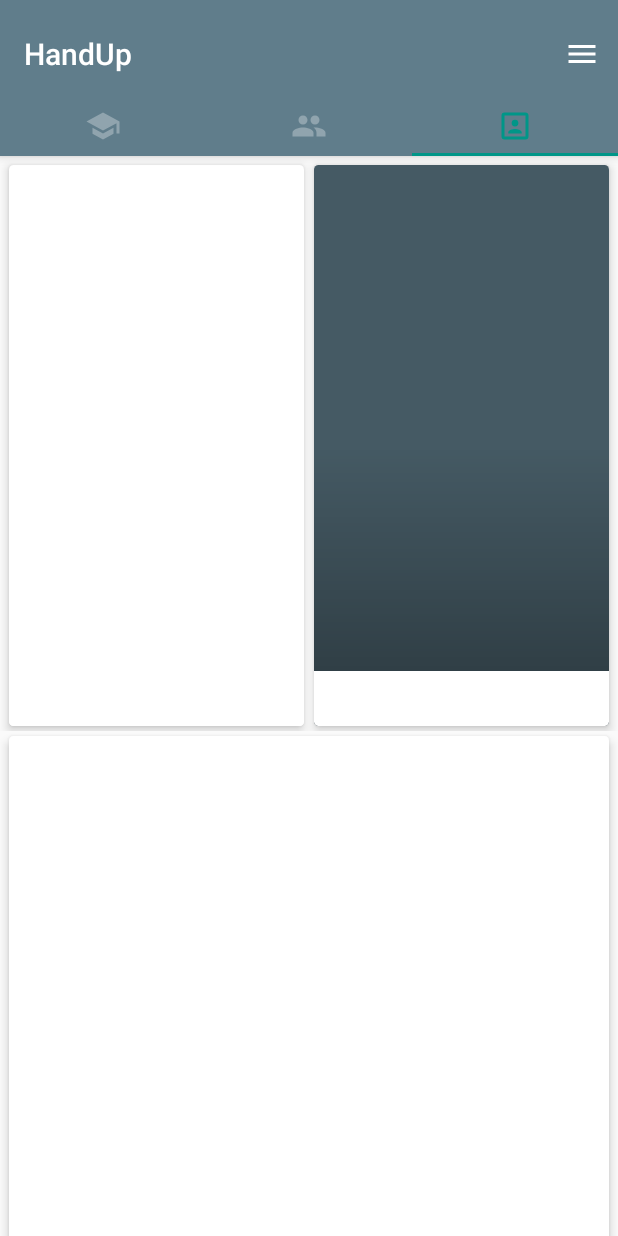
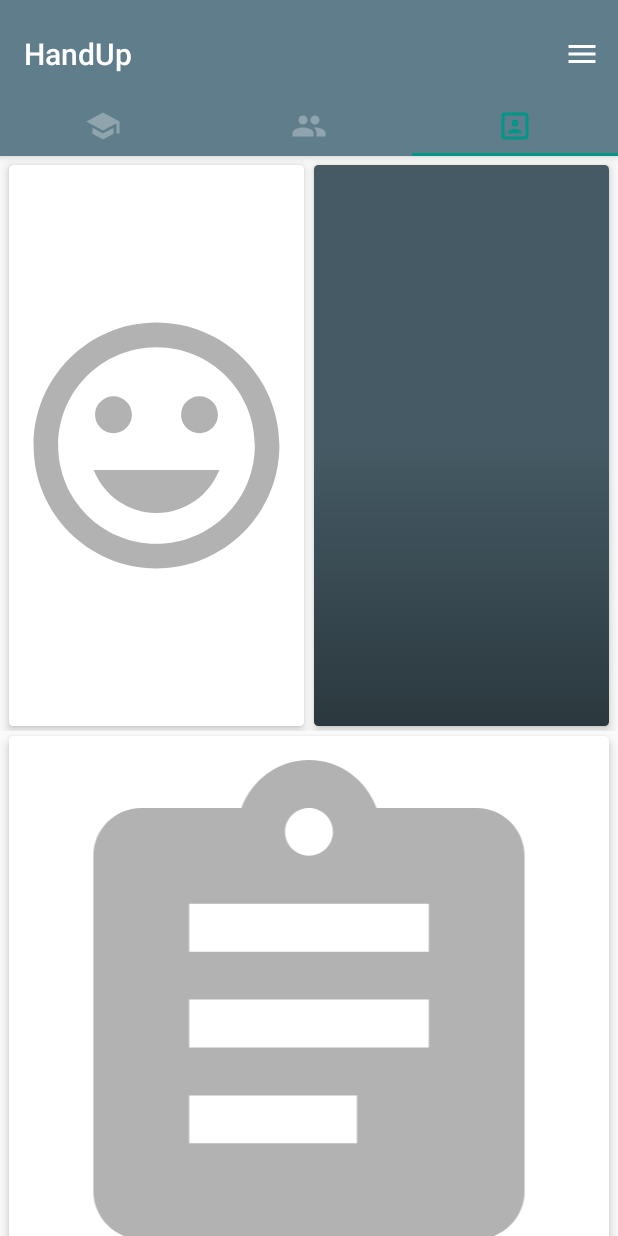
Before and after one commit to c4goldsw/HandUp, an Android app: the MainActivity screen opened directly, with no data from a screen before it, tab 3 chosen, on a phone screen of 412 x 824 dp. Run offline under Robolectric (Android 15) with nearby library versions, the phone set to English and light mode, and no system bars; libraries missing offline, so code that uses them is left out: com.firebase.client; 2 statements that could not run were skipped.

Commit message:
Added connection to Firebase.  Working on implementing profile picture

```diff
--- a/app/src/main/java/com/handup/handup/controller/MainActivity.java
+++ b/app/src/main/java/com/handup/handup/controller/MainActivity.java
@@ -1,5 +1,6 @@
 package com.handup.handup.controller;
 
+import android.support.v4.app.FragmentManager;
 import android.content.Context;
 import android.content.Intent;
 import android.graphics.Color;
@@ -26,7 +27,10 @@ import android.widget.AdapterView;
 import android.widget.ArrayAdapter;
 import android.widget.ListView;
 
+import com.firebase.client.DataSnapshot;
 import com.firebase.client.Firebase;
+import com.firebase.client.FirebaseError;
+import com.firebase.client.ValueEventListener;
 import com.google.gson.Gson;
 import com.google.gson.JsonSyntaxException;
 import com.handup.handup.R;
@@ -35,6 +39,7 @@ import com.handup.handup.helper.JsonConverter;
 import com.handup.handup.model.LsQueryObject;
 import com.handup.handup.model.LsQueryTask;
 import com.handup.handup.model.StateManager;
+import com.handup.handup.model.User;
 import com.handup.handup.view.SectionsPagerAdapter;
 import com.pearson.pdn.learningstudio.core.AbstractService;
 import com.pearson.pdn.learningstudio.core.BasicService;
@@ -112,7 +117,12 @@ CourseFragment.OnFragmentInteractionListener, GroupFragment.OnFragmentInteractio
      */
     private static JsonConverter.Me me = new JsonConverter.Me();
 
-    static String name = "";
+    /**
+     * This is the POJO that is used to store all firebase user queries
+     */
+    private static User user;
+
+    public ProfileFragment profileFragment;
 
     /*===========================================================================================
     Model / Controller related methods
@@ -124,12 +134,10 @@ CourseFragment.OnFragmentInteractionListener, GroupFragment.OnFragmentInteractio
         super.onCreate(savedInstanceState);
         setContentView(R.layout.activity_main);
 
+        Firebase.setAndroidContext(this);
+
         //before loading the main activity, we determine what state the user was last in
         determineState();
-
-        //load data into the UI
-        new LsQueryTask(StateManager.getUserName(this), this,
-                Constants.PROFILE_REQUEST).execute();
 
         //enable and set up the tool bar
         toolbar = (Toolbar) findViewById(R.id.toolbar);
@@ -145,8 +153,6 @@ CourseFragment.OnFragmentInteractionListener, GroupFragment.OnFragmentInteractio
 
         setupTabs();
         setupNavDrawer();
-
-        new Query(StateManager.getUserName(this)).execute();
     }
 
     /**
@@ -156,86 +162,16 @@ CourseFragment.OnFragmentInteractionListener, GroupFragment.OnFragmentInteractio
      */
     private void determineState(){
 
-        if(StateManager.firstTimeUsing(this)) {
-            if(StateManager.isLoggedIn(this)){
+        if(StateManager.isLoggedIn(this)){
 
-                StateManager.setFirstTimeToFalse(this);
-
-                //start account settup and show user to help
-                Firebase ref = new Firebase("https://intense-inferno-38.firebaseio.com/");
-
-            } else {
-
-                finish();
-                startActivity(new Intent(this, LoginActivity.class));
-            }
+            //start account setup
+            new LsQueryTask(StateManager.getUserName(this), this,
+                    Constants.PROFILE_REQUEST).execute();
 
         } else {
-            if(!StateManager.isLoggedIn(this)){
-                Log.d("StateManager","Regular login");
-                finish();
-                startActivity(new Intent(this, LoginActivity.class));
-            }
-        }
-    }
 
-    /**
-     * Async task used to make a LS Query.  Contains code taken from the Perason API Java
-     * documentation
-     */
-    private class Query extends AsyncTask<Void, Void, String>{
-
-        String username;
-
-        public Query(String username){
-            this.username = username;
-            Log.d("Async","Username: " + username);
-        }
-
-        @Override
-        protected String doInBackground(Void... params) {
-
-            Log.d("Async","Staring query with username: " + username);
-
-            String jsonResponse = "";
-
-            BasicService b = LsQueryObject.getSingleton().getBasicService();
-            b.useOAuth2(username);
-
-            Response r = null;
-
-            try{
-                r = b.doMethod(AbstractService.HttpMethod.GET, "/me", null);
-            } catch (IOException e){
-                return e.toString();
-            }
-
-            if(r.isError()) {
-                int httpStatusCode = r.getStatusCode();// 404
-                String httpStatusMessage = r.getStatusMessage();// Not Found
-
-                System.out.println(httpStatusCode + " " + httpStatusMessage);
-            }
-            else {
-                jsonResponse = r.getContent();
-            }
-
-            return jsonResponse;
-        }
-
-        @Override
-        protected void onPostExecute(String content){
-
-            Gson g  = new Gson();
-
-            try {
-                JsonConverter.Me m = g.fromJson(content, JsonConverter.Me.class);
-                name = "Name: "+ m.getMe().getFirstName();
-
-            } catch(JsonSyntaxException b){
-                Log.d("Async","Error: " + b);
-                name = b.toString();
-            }
+            finish();
+            startActivity(new Intent(this, LoginActivity.class));
         }
     }
 
@@ -246,10 +182,37 @@ CourseFragment.OnFragmentInteractionListener, GroupFragment.OnFragmentInteractio
     @Override
     public void onLsQueryFinish(HashMap<String, Object> map) {
 
-        Gson g  = new Gson();
+        final Gson g  = new Gson();
 
         try {
             me = g.fromJson((String) map.get("/me"), JsonConverter.Me.class);
+
+            final Firebase ref = new Firebase("https://intense-inferno-38.firebaseio.com/users/" +
+                    me.getMe().getId());
+
+            ref.addListenerForSingleValueEvent(new ValueEventListener() {
+                @Override
+                public void onDataChange(DataSnapshot dataSnapshot) {
+
+                    user = dataSnapshot.getValue(User.class);
+
+                    if (user == null) {
+
+                        user = new User();
+                        user.setUid(me.getMe().getId());
+                        ref.setValue(user);
+                    }
+
+                    if(profileFragment!= null)
+                        profileFragment.updateInterface();
+                    else
+                        Log.d("ProfileFragment","Profile fragment is null!");
+                }
+
+                @Override
+                public void onCancelled(FirebaseError firebaseError) {Log.d("FireBase","Error:"
+                + firebaseError);}
+            });
 
         } catch (JsonSyntaxException b) {
             Log.d("Async", "Error: " + b);
@@ -406,7 +369,7 @@ CourseFragment.OnFragmentInteractionListener, GroupFragment.OnFragmentInteractio
     ===========================================================================================*/
 
     @Override
-    public void onProfileSelect(Uri uri) {}
+    public void onProfileSelect(ProfileFragment f) { profileFragment = f;}
 
     @Override
     public void onCourseSelect(Uri uri) {}
@@ -419,4 +382,6 @@ CourseFragment.OnFragmentInteractionListener, GroupFragment.OnFragmentInteractio
     ===========================================================================================*/
 
     public static JsonConverter.Me getMe(){return me;}
+
+    public static User getUser(){return user;}
 }
--- a/app/src/main/java/com/handup/handup/model/StateManager.java
+++ b/app/src/main/java/com/handup/handup/model/StateManager.java
@@ -4,17 +4,10 @@ import java.io.File;
 import java.io.IOException;
 import java.io.RandomAccessFile;
 
-import com.pearson.pdn.learningstudio.content.ContentService;
-import com.pearson.pdn.learningstudio.core.BasicService;
-import com.pearson.pdn.learningstudio.oauth.*;
-
 import android.content.Context;
-import android.net.NetworkInfo;
 import android.util.Log;
 
 import com.handup.handup.helper.Constants;
-import com.pearson.pdn.learningstudio.oauth.config.OAuthConfig;
-import com.pearson.pdn.learningstudio.oauth.request.OAuth2Request;
 
 /**
  * Created by Christopher on 12/23/2015.  Used to manage and persist the state of the app
@@ -25,14 +18,14 @@ public class StateManager {
 
 
     /**
-     *
+     * TODO: OBSOLETE, REMOVE
      * @param c Context for the app
      * @return Returns true if the user is using the app is being loaded on the phone
      * for the first time
-     */
+     *
     public static boolean firstTimeUsing(Context c){
 
-        File file = c.getFileStreamPath(Constants.APP_STATE_FILE);
+        File file = c.getFileStreamPath(Constants.APP_STATE_FILE_PREFIX);
 
         //first we check to see if
         if(!file.exists()) {
@@ -42,7 +35,7 @@ public class StateManager {
             return true;
 
         /*Once the user logs in for the first time, the state will eill exist - we need
-        to see if the user has logged in for the first time or not*/
+        to see if the user has logged in for the first time or not*
         } else {
 
             try{
@@ -66,9 +59,9 @@ public class StateManager {
     /**
      * Sets the first time variable to false
      * @param c Context of the app
-     */
+     *
     public static void setFirstTimeToFalse(Context c){
-        File file = new File(c.getFilesDir(), Constants.APP_STATE_FILE);
+        File file = new File(c.getFilesDir(), Constants.APP_STATE_FILE_PREFIX);
 
         Log.d("StateManager", "Setting first time to false");
 
@@ -81,7 +74,7 @@ public class StateManager {
         catch (IOException e){
             System.err.println(e);
         }
-    }
+    }*/
 
     /**
      * Getter method for active user's username
@@ -92,7 +85,7 @@ public class StateManager {
 
         String uName = "";
 
-        File file = new File(c.getFilesDir(), Constants.APP_STATE_FILE);
+        File file = new File(c.getFilesDir(), Constants.APP_STATE_FILE_PREFIX);
 
         try {
             RandomAccessFile rFile = new RandomAccessFile(file, "r");
@@ -114,7 +107,7 @@ public class StateManager {
      */
     public static void setUserName(Context c, String value){
 
-        File file = new File(c.getFilesDir(), Constants.APP_STATE_FILE);
+        File file = new File(c.getFilesDir(), Constants.APP_STATE_FILE_PREFIX);
 
         try {
             RandomAccessFile rFile = new RandomAccessFile(file, "rw");
@@ -134,7 +127,7 @@ public class StateManager {
      */
     public static boolean isLoggedIn(Context c){
 
-        File file = new File(c.getFilesDir(), Constants.APP_STATE_FILE);
+        File file = new File(c.getFilesDir(), Constants.APP_STATE_FILE_PREFIX);
 
         boolean loggedIn = false;
 
@@ -160,7 +153,7 @@ public class StateManager {
      */
     public static void setLoggedIn(Context c, boolean value){
 
-        File file = new File(c.getFilesDir(), Constants.APP_STATE_FILE);
+        File file = new File(c.getFilesDir(), Constants.APP_STATE_FILE_PREFIX);
 
         try {
             RandomAccessFile rFile = new RandomAccessFile(file, "rw");
--- /dev/null
+++ b/app/src/main/res/drawable/ic_assignment_24dp.xml
@@ -0,0 +1,9 @@
+<vector xmlns:android="http://schemas.android.com/apk/res/android"
+        android:width="24dp"
+        android:height="24dp"
+        android:viewportWidth="24.0"
+        android:viewportHeight="24.0">
+    <path
+        android:fillColor="#4D000000"
+        android:pathData="M19,3h-4.18C14.4,1.84 13.3,1 12,1c-1.3,0 -2.4,0.84 -2.82,2H5c-1.1,0 -2,0.9 -2,2v14c0,1.1 0.9,2 2,2h14c1.1,0 2,-0.9 2,-2V5c0,-1.1 -0.9,-2 -2,-2zm-7,0c0.55,0 1,0.45 1,1s-0.45,1 -1,1 -1,-0.45 -1,-1 0.45,-1 1,-1zm2,14H7v-2h7v2zm3,-4H7v-2h10v2zm0,-4H7V7h10v2z"/>
+</vector>
--- /dev/null
+++ b/app/src/main/res/drawable/ic_mood_24dp.xml
@@ -0,0 +1,9 @@
+<vector xmlns:android="http://schemas.android.com/apk/res/android"
+        android:width="24dp"
+        android:height="24dp"
+        android:viewportWidth="24.0"
+        android:viewportHeight="24.0">
+    <path
+        android:fillColor="#4D000000"
+        android:pathData="M11.99,2C6.47,2 2,6.48 2,12s4.47,10 9.99,10C17.52,22 22,17.52 22,12S17.52,2 11.99,2zM12,20c-4.42,0 -8,-3.58 -8,-8s3.58,-8 8,-8 8,3.58 8,8 -3.58,8 -8,8zm3.5,-9c0.83,0 1.5,-0.67 1.5,-1.5S16.33,8 15.5,8 14,8.67 14,9.5s0.67,1.5 1.5,1.5zm-7,0c0.83,0 1.5,-0.67 1.5,-1.5S9.33,8 8.5,8 7,8.67 7,9.5 7.67,11 8.5,11zm3.5,6.5c2.33,0 4.31,-1.46 5.11,-3.5H6.89c0.8,2.04 2.78,3.5 5.11,3.5z"/>
+</vector>
--- a/app/src/main/res/layout/activity_main.xml
+++ b/app/src/main/res/layout/activity_main.xml
@@ -96,7 +96,6 @@
             android:dividerHeight="15dp"
             android:background="#ffffffff"
             android:padding="15dp"/>
-        />
 
      </LinearLayout>
 
--- a/app/src/main/res/layout/fragment_profile.xml
+++ b/app/src/main/res/layout/fragment_profile.xml
@@ -1,4 +1,5 @@
-<LinearLayout xmlns:android="http://schemas.android.com/apk/res/android"
+<LinearLayout
+    xmlns:android="http://schemas.android.com/apk/res/android"
     xmlns:tools="http://schemas.android.com/tools"
     xmlns:card_view="http://schemas.android.com/apk/res-auto"
     android:layout_width="match_parent"
@@ -26,6 +27,8 @@
 
                 <ImageView
                     android:id="@+id/profile_card_picture"
+                    android:src="@drawable/ic_mood_24dp"
+                    android:scaleType="fitCenter"
                     android:layout_height="match_parent"
                     android:layout_width="match_parent"/>
 
@@ -59,7 +62,13 @@
 
                 <TextView
                     android:id="@+id/rank_card_points"
-                    style="@style/ProfileCardText"/>
+                    android:layout_width="match_parent"
+                    android:layout_height="wrap_content"
+                    android:layout_gravity="bottom"
+                    android:background="#00000000"
+                    android:textSize="16sp"
+                    android:padding="7dp"
+                    android:textColor="@color/colorAccent" />
 
             </FrameLayout>
 
@@ -68,7 +77,7 @@
     </LinearLayout>
 
     <android.support.v7.widget.CardView
-            android:id="@+id/content_card"
+        android:id="@+id/content_card"
             card_view:cardCornerRadius="3dp"
             card_view:cardElevation="4dp"
             android:layout_marginLeft="6dp" android:layout_marginRight="6dp"
@@ -83,6 +92,8 @@
 
                 <ImageView
                     android:id="@+id/content_card_picture"
+                    android:src="@drawable/ic_assignment_24dp"
+                    android:scaleType="fitCenter"
                     android:layout_height="match_parent"
                     android:layout_width="match_parent" />
 
--- a/app/src/main/res/values/strings.xml
+++ b/app/src/main/res/values/strings.xml
@@ -26,5 +26,6 @@
     <!-- Profile fragment strings -->
     <string name="content_card_text">Content</string>
     <string name="peer_card_text">Peers</string>
+    <string name="rank_card_points">Points </string>
 
 </resources>
```
Also changed, not shown: app/src/main/java/com/handup/handup/controller/ProfileFragment.java (+93 -43 lines), app/src/main/java/com/handup/handup/helper/Constants.java (+5 -2 lines), app/src/main/java/com/handup/handup/helper/General.java (added, +47 -0 lines), app/src/main/java/com/handup/handup/model/User.java (+59 -1 lines).
